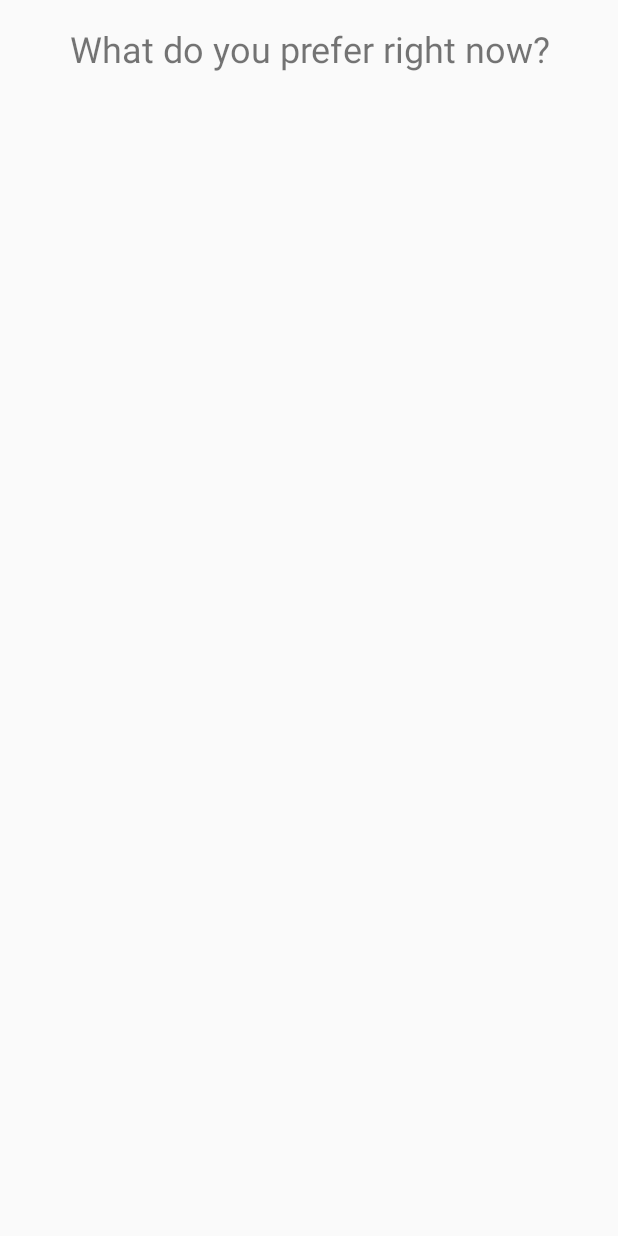
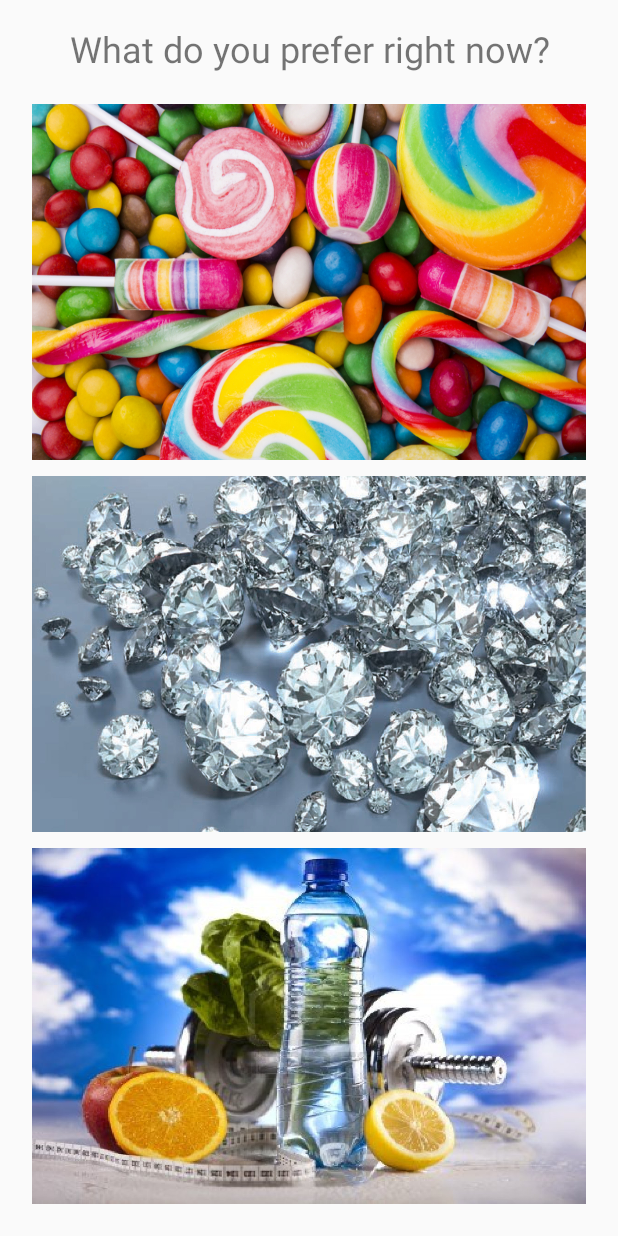
Before and after one commit to galyanae/MonsterLunch, an Android app: the layout activity_monster_choose.xml on its own in the app's theme, with its tools: preview values and no code run, on a phone screen of 412 x 824 dp. Run offline under Robolectric (Android 15) with nearby library versions, the phone set to English and light mode, and no system bars.

Commit message:
Monster choose

```diff
--- a/app/src/main/res/layout/activity_monster_choose.xml
+++ b/app/src/main/res/layout/activity_monster_choose.xml
@@ -19,36 +19,42 @@
         </TextView>
 
         <LinearLayout
-            android:orientation="horizontal"
+            android:orientation="vertical"
             android:weightSum="3"
             android:layout_width="match_parent"
-            android:layout_height="wrap_content"
+            android:layout_height="match_parent"
             android:layout_gravity="center_horizontal"
             android:layout_below="@+id/question"
             android:layout_alignParentLeft="true"
             android:layout_alignParentStart="true">
 
             <ImageView
-                android:layout_width="0dp"
+                android:layout_width="match_parent"
                 android:layout_weight="1"
-                android:scaleType="fitXY"
-                android:layout_height="100dp"
+                android:scaleType="centerCrop"
+                android:onClick="sweet"
+                android:background="@drawable/sweet"
+                android:layout_height="0dp"
                 android:id="@+id/imageView1"
                 android:layout_margin="5dp" />
 
             <ImageView
-                android:layout_width="0dp"
+                android:layout_width="match_parent"
                 android:layout_weight="1"
-                android:scaleType="fitXY"
-                android:layout_height="100dp"
+                android:scaleType="centerCrop"
+                android:background="@drawable/jewel"
+                android:onClick="lux"
+                android:layout_height="0dp"
                 android:id="@+id/imageView2"
                 android:layout_margin="5dp" />
 
             <ImageView
-                android:layout_width="0dp"
+                android:layout_width="match_parent"
                 android:layout_weight="1"
-                android:scaleType="fitXY"
-                android:layout_height="100dp"
+                android:scaleType="centerCrop"
+                android:onClick="health"
+                android:background="@drawable/healthy"
+                android:layout_height="0dp"
                 android:id="@+id/imageView3"
                 android:layout_margin="5dp" />
         </LinearLayout>
```
Also changed, not shown: app/src/main/java/galyanae/monsterlunch/MonsterChoose.java (+23 -0 lines), app/src/main/res/drawable/healthy.jpg (added), app/src/main/res/drawable/jewel.jpg (added), app/src/main/res/drawable/sweet.jpg (added).
